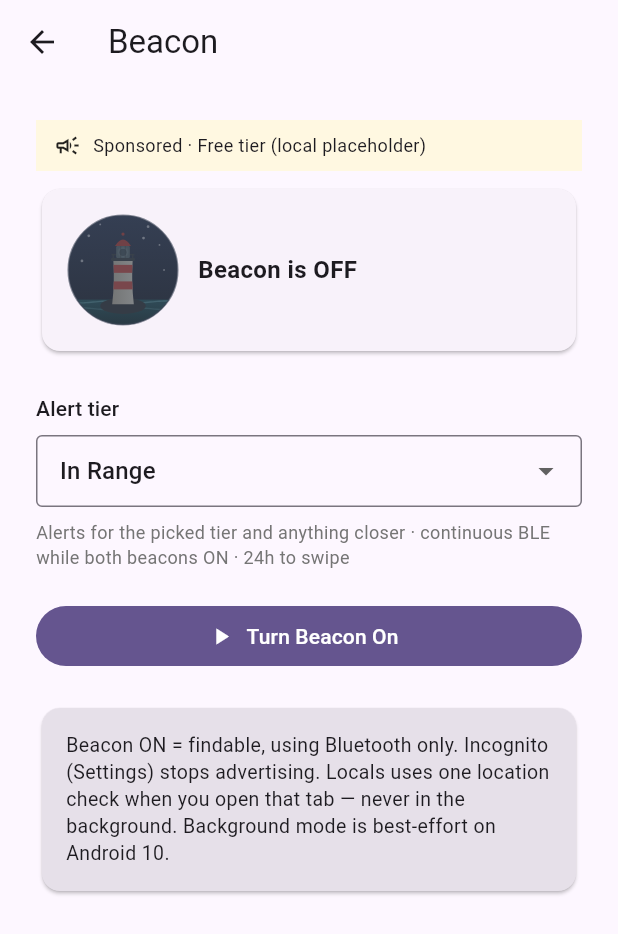
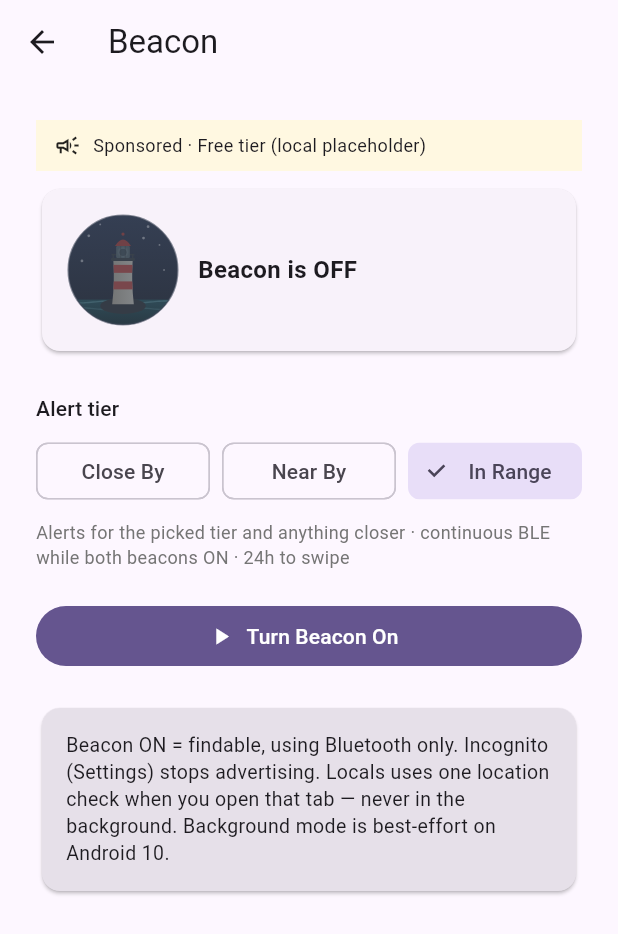
Before and after one commit to hazypiff/in-range, a Flutter app: the BeaconScreen screen opened directly, on a phone screen of 412 x 824 dp. Shown: the top 934 px of the screen. Run offline on Flutter 3.47's test engine with Material 3 defaults, Android fonts, the phone set to English and light mode, and no system bars; our stand-ins replace flutter_blue_plus, flutter_dotenv, flutter_local_notifications, flutter_riverpod, geocoding, geolocator and 5 more; missing offline and left inert: flutter_background_service, flutter_ble_peripheral; accounts and stored records are empty.

Commit message:
feat(beacon): keep side-by-side tier chips — user testing preferred them over the dropdown
Reverts 9605cb8's dropdown; both variants were compared on-device.

Co-Authored-By: Claude Fable 5 <noreply@anthropic.com>
Claude-Session: https://claude.ai/code/session_018jWh2DSze1WEiRT2CkGufQ

```diff
--- a/lib/features/beacon/beacon_screen.dart
+++ b/lib/features/beacon/beacon_screen.dart
@@ -136,23 +136,28 @@ class _BeaconScreenState extends ConsumerState<BeaconScreen> {
           // filter — picking a tier here changes what counts as a "new
           // encounter" everywhere. Tiers are cumulative: each includes the
           // closer ones (product spec, docs/PROXIMITY_TIERS.md).
-          DropdownButtonFormField<String>(
-            initialValue: band == 'any' ? 'feet_60' : band,
-            decoration: const InputDecoration(
-              border: OutlineInputBorder(),
-              contentPadding:
-                  EdgeInsets.symmetric(horizontal: 12, vertical: 10),
-            ),
-            items: const [
-              DropdownMenuItem(value: 'feet_10', child: Text('Close By')),
-              DropdownMenuItem(value: 'feet_30', child: Text('Near By')),
-              DropdownMenuItem(value: 'feet_60', child: Text('In Range')),
+          Row(
+            children: [
+              for (final (key, label) in const [
+                ('feet_10', 'Close By'),
+                ('feet_30', 'Near By'),
+                ('feet_60', 'In Range'),
+              ]) ...[
+                Expanded(
+                  child: ChoiceChip(
+                    label: SizedBox(
+                      width: double.infinity,
+                      child: Text(label, textAlign: TextAlign.center),
+                    ),
+                    selected: band == key ||
+                        (band == 'any' && key == 'feet_60'),
+                    onSelected: (_) =>
+                        ref.read(swipeBandFilterProvider.notifier).set(key),
+                  ),
+                ),
+                if (key != 'feet_60') const SizedBox(width: 8),
+              ],
             ],
-            onChanged: (v) {
-              if (v != null) {
-                ref.read(swipeBandFilterProvider.notifier).set(v);
-              }
-            },
           ),
           const SizedBox(height: 8),
           Text(
```
